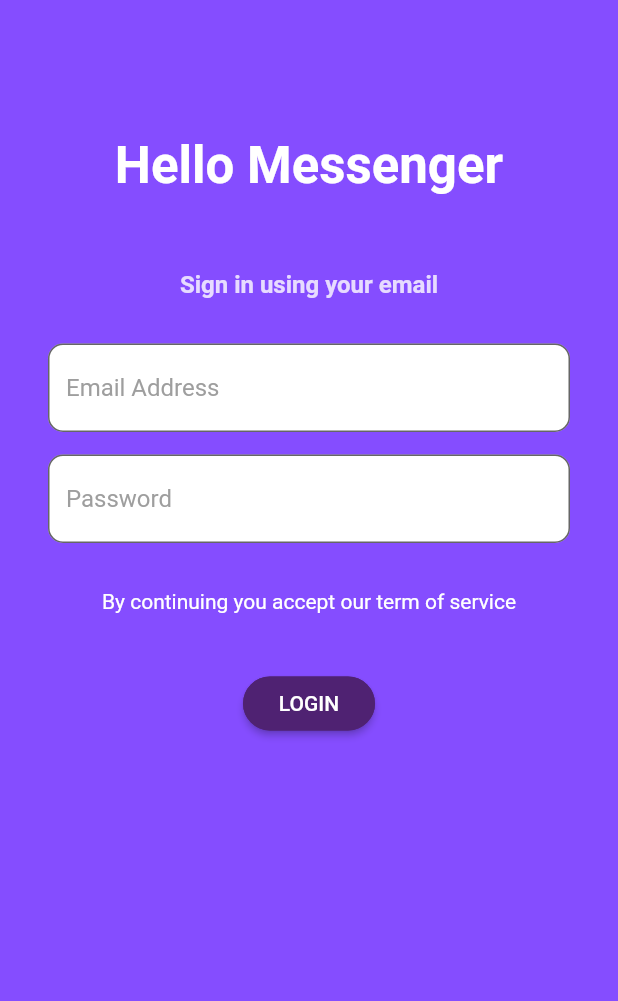
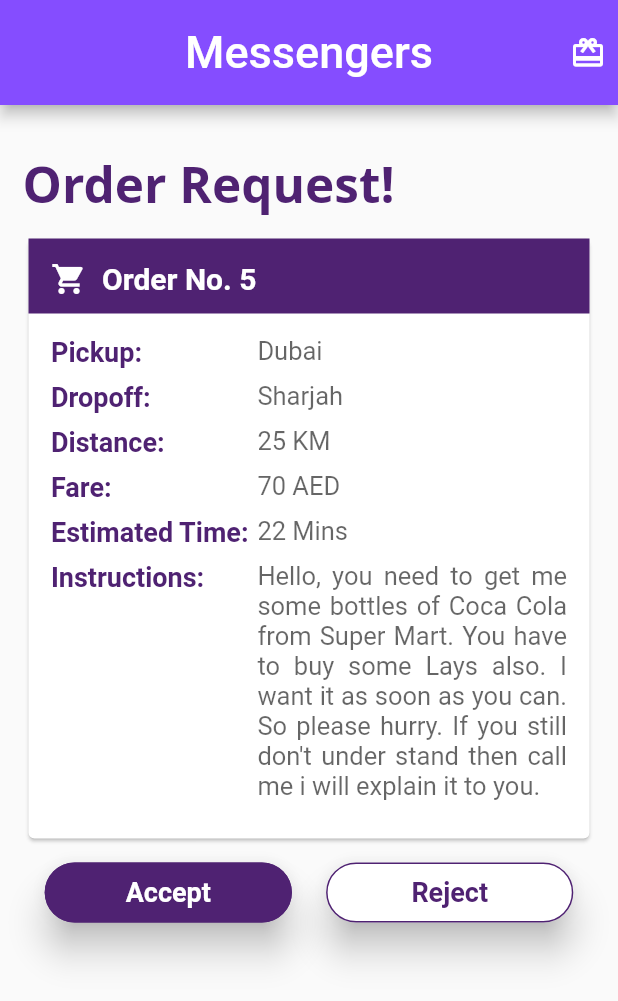
Before and after one commit to HammadBukhari/projectmWorker, a Flutter app: the screen it shows after launch, on a phone screen of 412 x 824 dp. Shown: the top 1001 px of the screen. Run offline on Flutter 3.47's test engine with Material 2 defaults, Android fonts, the phone set to English and light mode, and no system bars; our stand-ins replace cloud_firestore, firebase_core, firebase_messaging, fluttertoast, form_field_validator, get and 2 more; missing offline and left inert: crop; accounts and stored records are empty; Roboto replaces fonts that are missing (Open Sans).

Commit message:
Order Request screen complete

```diff
--- a/lib/locator.dart
+++ b/lib/locator.dart
@@ -1,6 +1,7 @@
 import 'package:flutter/material.dart';
 import 'package:get_it/get_it.dart';
 import 'package:projectmworker/view/HomePage.dart';
+import 'package:projectmworker/view/OrderScreen.dart';
 
 import 'provider/LoginProvider.dart';
 import 'view/authentication/auth_screen.dart';
@@ -11,5 +12,6 @@ Future<Widget> setup() async {
     return HomePage();
   }
 
-  return LoginScreen();
+//  return LoginScreen();
+  return OrderScreen("5");
 }
--- /dev/null
+++ b/lib/view/OrderScreen.dart
@@ -0,0 +1,235 @@
+import 'package:flutter/material.dart';
+import 'package:flutter/services.dart';
+import 'package:flutter/widgets.dart';
+import 'package:fluttertoast/fluttertoast.dart';
+import 'package:form_field_validator/form_field_validator.dart';
+import 'package:get/get.dart';
+import 'package:get_it/get_it.dart';
+import 'package:projectmworker/provider/LoginProvider.dart';
+import 'package:projectmworker/shared/color.dart';
+
+import '../shared/color.dart';
+import '../shared/color.dart';
+import '../shared/color.dart';
+
+//import '../HomePage.dart';
+
+class OrderScreen extends StatefulWidget {
+
+  OrderScreen(this.orderId);
+  final String orderId;
+
+  @override
+  _OrderScreenState createState() => _OrderScreenState(orderId);
+}
+
+class _OrderScreenState extends State<OrderScreen> {
+
+  _OrderScreenState(this.orderId);
+  final String orderId;
+
+  @override
+  Widget build(BuildContext context) {
+    return SafeArea(
+      child: Scaffold(
+        appBar: AppBar(
+          toolbarHeight: 70,
+          backgroundColor: Color(0xFF854dff),
+          title: Text(
+            'Messengers',
+            style: TextStyle(fontSize: 30),
+          ),
+          centerTitle: true,
+          actions: <Widget>[
+            Padding(
+              padding: const EdgeInsets.all(8.0),
+              child: Icon(Icons.card_giftcard),
+            )
+          ],
+        ),
+        body: SingleChildScrollView(
+          child: Padding(
+            padding: const EdgeInsets.all(15.0),
+            child: Column(
+              children: [
+                Padding(
+                  padding: const EdgeInsets.fromLTRB(0, 15, 15, 10),
+                  child: Container(
+                    child: Text(
+                      "Order Request!",
+                      style: TextStyle(
+                          fontSize: 33,
+                          fontWeight: FontWeight.bold,
+                          color: AppColor.buttonColor,
+                          fontFamily: "Open Sans"),
+                    ),
+                    alignment: Alignment.topLeft,
+                  ),
+                ),
+                Card(
+                  child: Column(
+                    children: [
+                      Container(
+                        height: 50,
+                        color: AppColor.buttonColor,
+                        width: double.maxFinite,
+                        child: Padding(
+                          padding: const EdgeInsets.all(15.0),
+                          child: Row(
+                            children: [
+                              Icon(Icons.shopping_cart,color: Colors.white,),
+                              SizedBox(width: 10,),
+                              Text("Order No. $orderId",style: TextStyle(color: Colors.white,fontSize: 20,fontWeight: FontWeight.bold),),
+                            ],
+                          ),
+                        ),
+                      ),
+                      Padding(
+                        padding: const EdgeInsets.all(15.0),
+                        child: Column(
+                          children: [
+                            Table(
+                              columnWidths: {0: FractionColumnWidth(0.4)},
+                              children: [
+                                TableRow(
+                                  children: [
+                                    Text("Pickup: ",style: TextStyle(color: AppColor.buttonColor,fontSize: 18,fontWeight: FontWeight.bold)),
+                                    Padding(
+                                      padding: const EdgeInsets.only(bottom: 10),
+                                      child: Container(
+                                        width: MediaQuery.of(context).size.width*0.65,
+                                        child: Text("Dubai",style: TextStyle(color: Colors.black.withOpacity(0.6),fontSize: 17),textAlign: TextAlign.left,),
+                                      ),
+                                    ),
+                                  ]
+                                ),
+                                TableRow(
+                                    children: [
+                                      Text("Dropoff: ",style: TextStyle(color: AppColor.buttonColor,fontSize: 18,fontWeight: FontWeight.bold)),
+                                      Padding(
+                                        padding: const EdgeInsets.only(bottom: 10),
+                                        child: Container(
+                                          width: MediaQuery.of(context).size.width*0.65,
+                                          child: Text("Sharjah",style: TextStyle(color: Colors.black.withOpacity(0.6),fontSize: 17),textAlign: TextAlign.left,),
+                                        ),
+                                      ),
+                                    ]
+                                ),
+                                TableRow(
+                                    children: [
+                                      Text("Distance: ",style: TextStyle(color: AppColor.buttonColor,fontSize: 18,fontWeight: FontWeight.bold)),
+                                      Padding(
+                                        padding: const EdgeInsets.only(bottom: 10),
+                                        child: Container(
+                                          width: MediaQuery.of(context).size.width*0.65,
+                                          child: Text("25 KM ",style: TextStyle(color: Colors.black.withOpacity(0.6),fontSize: 17),textAlign: TextAlign.left,),
+                                        ),
+                                      ),
+                                    ]
+                                ),
+                                TableRow(
+                                    children: [
+                                      Text("Fare: ",style: TextStyle(color: AppColor.buttonColor,fontSize: 18,fontWeight: FontWeight.bold)),
+                                      Padding(
+                                        padding: const EdgeInsets.only(bottom: 10),
+                                        child: Container(
+                                          width: MediaQuery.of(context).size.width*0.65,
+                                          child: Text("70 AED ",style: TextStyle(color: Colors.black.withOpacity(0.6),fontSize: 17),textAlign: TextAlign.left,),
+                                        ),
+                                      ),
+                                    ]
+                                ),
+                                TableRow(
+                                    children: [
+                                      Text("Estimated Time: ",style: TextStyle(color: AppColor.buttonColor,fontSize: 18,fontWeight: FontWeight.bold)),
+                                      Padding(
+                                        padding: const EdgeInsets.only(bottom: 10),
+                                        child: Container(
+                                          width: MediaQuery.of(context).size.width*0.65,
+                                          child: Text("22 Mins",style: TextStyle(color: Colors.black.withOpacity(0.6),fontSize: 17),textAlign: TextAlign.left,),
+                                        ),
+                                      ),
+                                    ]
+                                ),
+                                TableRow(
+                                    children: [
+                                      Text("Instructions: ",style: TextStyle(color: AppColor.buttonColor,fontSize: 18,fontWeight: FontWeight.bold)),
+                                      Padding(
+                                        padding: const EdgeInsets.only(bottom: 10),
+                                        child: Container(
+                                          width: MediaQuery.of(context).size.width*0.65,
+                                          child: Text("Hello, you need to get me some bottles of Coca Cola from Super Mart. "
+                                              "You have to buy some Lays also. I want it as soon as you can. So please hurry. "
+                                              "If you still don't under stand then call me i will explain it to you.",
+                                            style: TextStyle(color: Colors.black.withOpacity(0.6),fontSize: 17),textAlign: TextAlign.justify,),
+                                        ),
+                                      ),
+                                    ]
+                                ),
+                              ],
+                            ),
+                          ],
+                        ),
+                      ),
+                    ],
+                  ),
+                ),
+                Row(
+                  mainAxisAlignment: MainAxisAlignment.spaceEvenly,
+                  children: [
+                    Padding(
+                      padding: const EdgeInsets.all(8.0),
+                      child: Container(
+                        alignment: Alignment.center,
+                        child: ButtonTheme(
+                          height: 40,
+                          minWidth: MediaQuery.of(context).size.width*0.4,
+                          child: RaisedButton(
+                            elevation: 10,
+                            child: Text("Accept",style: TextStyle(fontWeight: FontWeight.bold,color: Colors.white,fontSize: 18),),
+                            onPressed: (){
+
+                            },
+                            color: AppColor.buttonColor,
+                            shape: RoundedRectangleBorder(
+                              borderRadius: BorderRadius.circular(20.0),
+                              side: BorderSide(color: AppColor.buttonColor),
+                            ),
+
+                          ),
+                        ),
+                      ),
+                    ),
+                    Padding(
+                      padding: const EdgeInsets.all(8.0),
+                      child: Container(
+                        alignment: Alignment.center,
+                        child: ButtonTheme(
+                          height: 40,
+                          minWidth: MediaQuery.of(context).size.width*0.4,
+                          child: RaisedButton(
+                            elevation: 10,
+                            child: Text("Reject",style: TextStyle(fontWeight: FontWeight.bold,color: AppColor.buttonColor,fontSize: 18),),
+                            onPressed: (){
+
+                            },
+                            color: Colors.white,
+                            shape: RoundedRectangleBorder(
+                              borderRadius: BorderRadius.circular(20.0),
+                              side: BorderSide(color: AppColor.buttonColor),
+                            ),
+
+                          ),
+                        ),
+                      ),
+                    ),
+                  ],
+                ),
+              ],
+            ),
+          ),
+        ),
+      ),
+    );
+  }
+}
```
